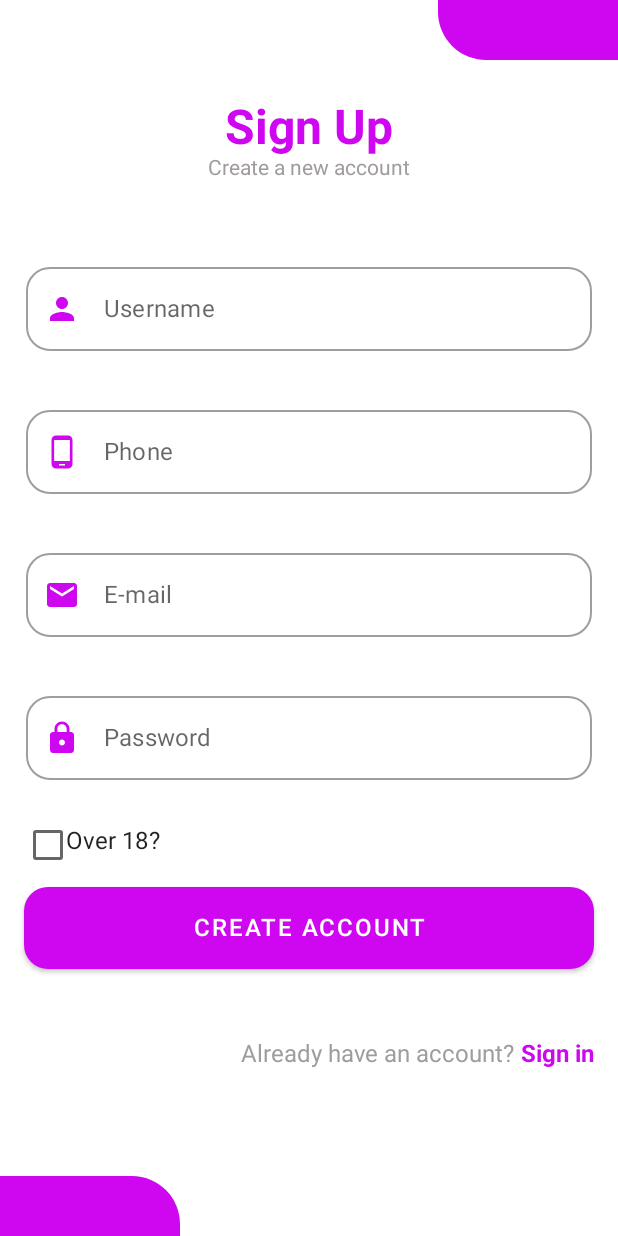
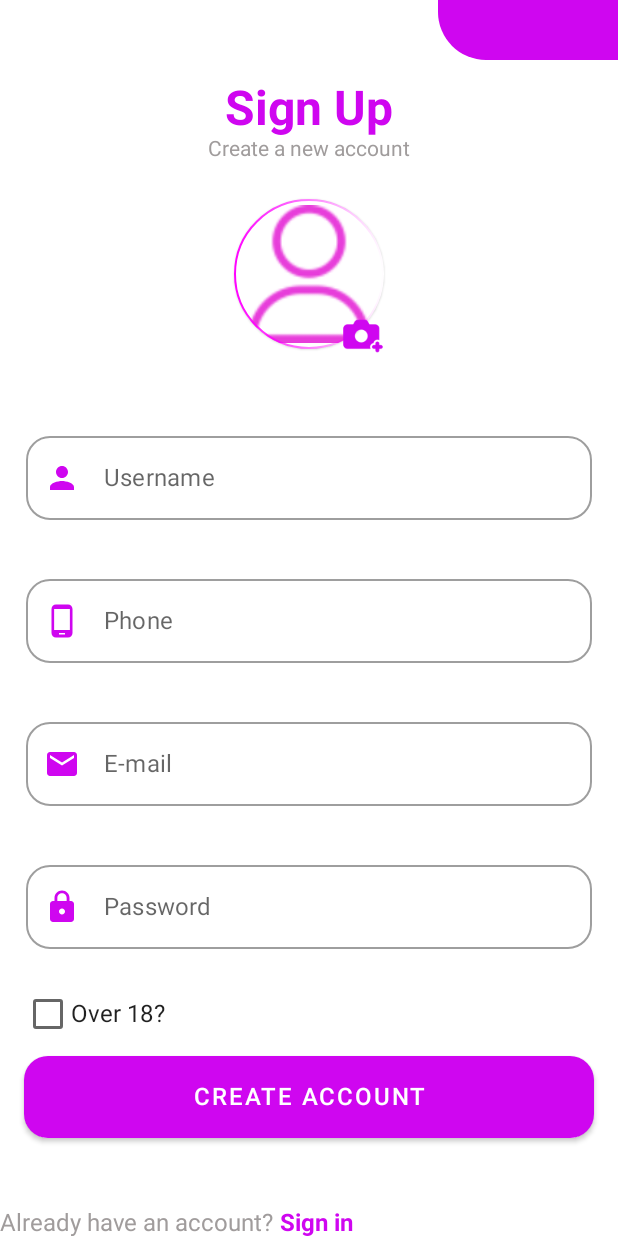
Before and after one commit to nicanico/app-viagens, an Android app built with Jetpack Compose: the singUpActivity screen opened directly, with no data from a screen before it, on a phone screen of 412 x 824 dp. Run offline under Robolectric (Android 15) with nearby library versions, the light colour scheme and no system bars.

Commit message:
28/03 - update room e ajustes de activity

```diff
--- a/app/build.gradle
+++ b/app/build.gradle
@@ -1,6 +1,7 @@
 plugins {
     id 'com.android.application'
     id 'org.jetbrains.kotlin.android'
+    id 'kotlin-kapt' // kotlin annotation processor tool
 }
 
 android {
@@ -60,4 +61,9 @@ dependencies {
     androidTestImplementation "androidx.compose.ui:ui-test-junit4:$compose_ui_version"
     debugImplementation "androidx.compose.ui:ui-tooling:$compose_ui_version"
     debugImplementation "androidx.compose.ui:ui-test-manifest:$compose_ui_version"
+
+    // Room dependencies
+    implementation 'androidx.room:room-runtime:2.5.1'
+    annotationProcessor 'androidx.room:room-compiler:2.5.1'
+    kapt 'androidx.room:room-compiler:2.5.1'
 }
--- /dev/null
+++ b/app/src/main/java/br/senai/sp/jandira/activity_login/components/Shapes.kt
@@ -0,0 +1,58 @@
+package br.senai.sp.jandira.activity_login.components
+
+import android.R
+import androidx.compose.foundation.background
+import androidx.compose.foundation.layout.Box
+import androidx.compose.foundation.layout.height
+import androidx.compose.foundation.layout.width
+import androidx.compose.foundation.shape.RoundedCornerShape
+import androidx.compose.material.Surface
+import androidx.compose.runtime.Composable
+import androidx.compose.ui.Modifier
+import androidx.compose.ui.graphics.Brush
+import androidx.compose.ui.graphics.Color
+import androidx.compose.ui.modifier.modifierLocalOf
+import androidx.compose.ui.tooling.preview.Preview
+import androidx.compose.ui.unit.dp
+
+
+@Composable
+fun TopShape() {
+    Surface(
+        modifier = Modifier
+            .height(40.dp)
+            .width(120.dp),
+        shape = RoundedCornerShape(
+            bottomStart = 32.dp
+        ),
+        color = Color(207, 6, 240),
+    ) {
+        // Box(modifier = Modifier.background(brush = Brush.horizontalGradient(listOf(Color.Cyan, Color.Black))))
+    }
+}
+
+@Preview
+@Composable
+fun TopShapePreviw() {
+    TopShape()
+}
+
+@Composable
+fun BottomShape() {
+    Surface(
+        modifier = Modifier
+            .height(40.dp)
+            .width(120.dp),
+        color = Color(207, 6, 240),
+        shape = RoundedCornerShape(
+            topEnd = 32.dp
+        ),
+    ) {
+    }
+}
+
+@Preview
+@Composable
+fun BottomShapePreview() {
+    BottomShape()
+}
--- a/app/src/main/java/br/senai/sp/jandira/activity_login/singUpActivity.kt
+++ b/app/src/main/java/br/senai/sp/jandira/activity_login/singUpActivity.kt
@@ -3,16 +3,23 @@ package br.senai.sp.jandira.activity_login
 import android.os.Bundle
 import androidx.activity.ComponentActivity
 import androidx.activity.compose.setContent
+import androidx.compose.foundation.BorderStroke
+import androidx.compose.foundation.Image
 import androidx.compose.foundation.background
 import androidx.compose.foundation.layout.*
+import androidx.compose.foundation.shape.CircleShape
 import androidx.compose.foundation.shape.RoundedCornerShape
 import androidx.compose.material.*
+import androidx.compose.material.icons.Icons
+import androidx.compose.material.icons.filled.Home
 import androidx.compose.runtime.Composable
 import androidx.compose.runtime.mutableStateOf
 import androidx.compose.runtime.saveable.rememberSaveable
 import androidx.compose.ui.Alignment
 import androidx.compose.ui.Modifier
+import androidx.compose.ui.graphics.Brush
 import androidx.compose.ui.graphics.Color
+import androidx.compose.ui.graphics.ColorFilter
 import androidx.compose.ui.res.painterResource
 import androidx.compose.ui.res.stringResource
 import androidx.compose.ui.text.font.FontWeight
@@ -21,6 +28,8 @@ import androidx.compose.ui.text.style.TextAlign
 import androidx.compose.ui.tooling.preview.Preview
 import androidx.compose.ui.unit.dp
 import androidx.compose.ui.unit.sp
+import br.senai.sp.jandira.activity_login.components.BottomShape
+import br.senai.sp.jandira.activity_login.components.TopShape
 import br.senai.sp.jandira.activity_login.ui.theme.ActivityloginTheme
 
 class singUpActivity : ComponentActivity() {
@@ -67,16 +76,7 @@ fun singUp() {
                 modifier = Modifier.fillMaxWidth(),
                 horizontalArrangement = Arrangement.End
             ) {
-                Surface(
-                    modifier = Modifier
-                        .height(40.dp)
-                        .width(120.dp),
-                    color = Color(207, 6, 240),
-                    shape = RoundedCornerShape(
-                        bottomStart = 32.dp
-                    )
-                ) {
-                }
+                TopShape()
             }
 
 
@@ -99,10 +99,47 @@ fun singUp() {
                     )
                 Text(
                     text = stringResource(id = R.string.sing_up_create),
-                    modifier = Modifier.padding(bottom = 50.dp),
                     fontSize = 14.sp,
                     color = Color(160, 156, 156)
                 )
+                Box(
+                    contentAlignment = Alignment
+                    .BottomEnd, modifier = Modifier.padding(top = 25.dp)
+
+                ) {
+                    Card(
+                        modifier = Modifier
+                            .size(100.dp)
+                            .align(alignment = Alignment.TopEnd),
+                        shape = CircleShape,
+                        border = BorderStroke(
+                            width = 1.dp,
+                            Brush.horizontalGradient(
+                                colors = listOf(Color.Magenta, Color.Transparent))),
+                    ) {
+                        Image(
+                            painter = painterResource(id = R.drawable.profile),
+                            contentDescription = "",
+                            modifier = Modifier
+                                .align(Alignment.BottomEnd)
+                                .size(16.dp)
+                                .padding(4.dp)
+
+
+                        )
+                    }
+                    Image(
+                        painter = painterResource(id = R.drawable.camera),
+                        contentDescription = "",
+                    modifier = Modifier
+                        .align(Alignment.BottomEnd)
+                        .offset(x = 0.dp, y = (5).dp).size(28.dp),
+                        colorFilter = ColorFilter.tint(Color(207, 6, 240))
+
+                    )
+                }
+
+
                 OutlinedTextField(
                     value = userNameState.value,
                     onValueChange = {
@@ -110,7 +147,7 @@ fun singUp() {
                     },
                     modifier = Modifier
                         .fillMaxWidth()
-                        .padding(start = 17.dp, end = 17.dp, bottom = 31.dp),
+                        .padding(start = 17.dp, end = 17.dp, bottom = 31.dp, top = 50.dp),
                     label = { Text(text = stringResource(id = R.string.username))},
                     shape = RoundedCornerShape(16.dp),
                     leadingIcon = {
@@ -122,7 +159,9 @@ fun singUp() {
                     }
                 )
 
-                // sss
+                Column( ) {
+
+                }
                 OutlinedTextField(
                     value = userPhoneState.value,
                     onValueChange = {
@@ -182,7 +221,8 @@ fun singUp() {
                     modifier = Modifier
                         .fillMaxWidth()
                         .padding(start = 20.dp),
-                    horizontalArrangement = Arrangement.Start
+                    horizontalArrangement = Arrangement.Start,
+                    verticalAlignment = Alignment.CenterVertically
                 ) {
                     Checkbox(
                         checked = false,
@@ -191,6 +231,7 @@ fun singUp() {
                         )
                     Text(
                         text = stringResource(id = R.string.check_over),
+                        modifier = Modifier.padding(start = 3.dp)
                     )
                 }
 
@@ -230,8 +271,8 @@ fun singUp() {
                 Row(
                     modifier = Modifier
                         .fillMaxWidth()
-                        .padding(end = 16.dp),
-                    horizontalArrangement = Arrangement.End
+                        .padding(end = 16.dp)
+
                 ) {
                     Text(
                         text = stringResource(id = R.string.have_account),
@@ -252,27 +293,12 @@ fun singUp() {
 
             // form
 
-            Column(
-                modifier = Modifier
-                    .fillMaxWidth()
-                    .padding(17.dp)
-            ) {
-
-            }
             Row(
                 modifier = Modifier.fillMaxWidth(),
                 horizontalArrangement = Arrangement.Start
             ) {
-                Surface(
-                    modifier = Modifier
-                        .height(40.dp)
-                        .width(120.dp),
-                    color = Color(207, 6, 240),
-                    shape = RoundedCornerShape(
-                        topEnd = 32.dp
-                    ),
-                ) {
-                }
+
+                BottomShape()
             }
 
 
```
Also changed, not shown: app/src/main/java/br/senai/sp/jandira/activity_login/HomeActivity.kt (+11 -7 lines), app/src/main/java/br/senai/sp/jandira/activity_login/MainActivity.kt (+5 -20 lines), app/src/main/java/br/senai/sp/jandira/activity_login/model/User.kt (added, +14 -0 lines), app/src/main/res/drawable/camera.png (added), app/src/main/res/drawable/profile.png (added).
